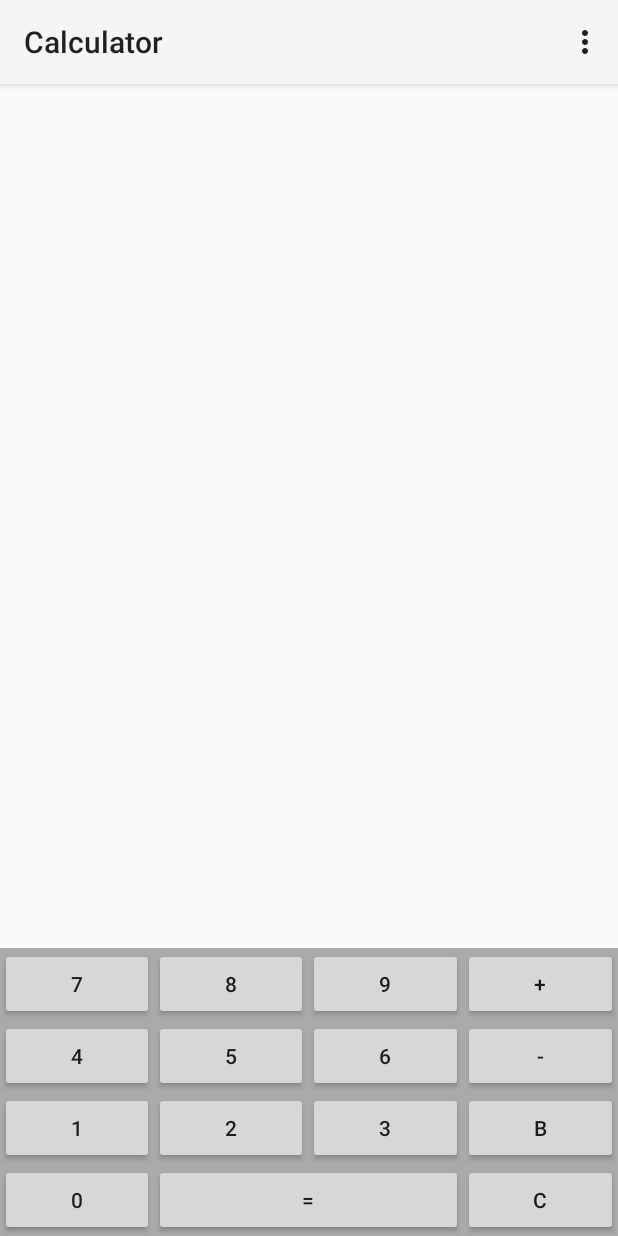
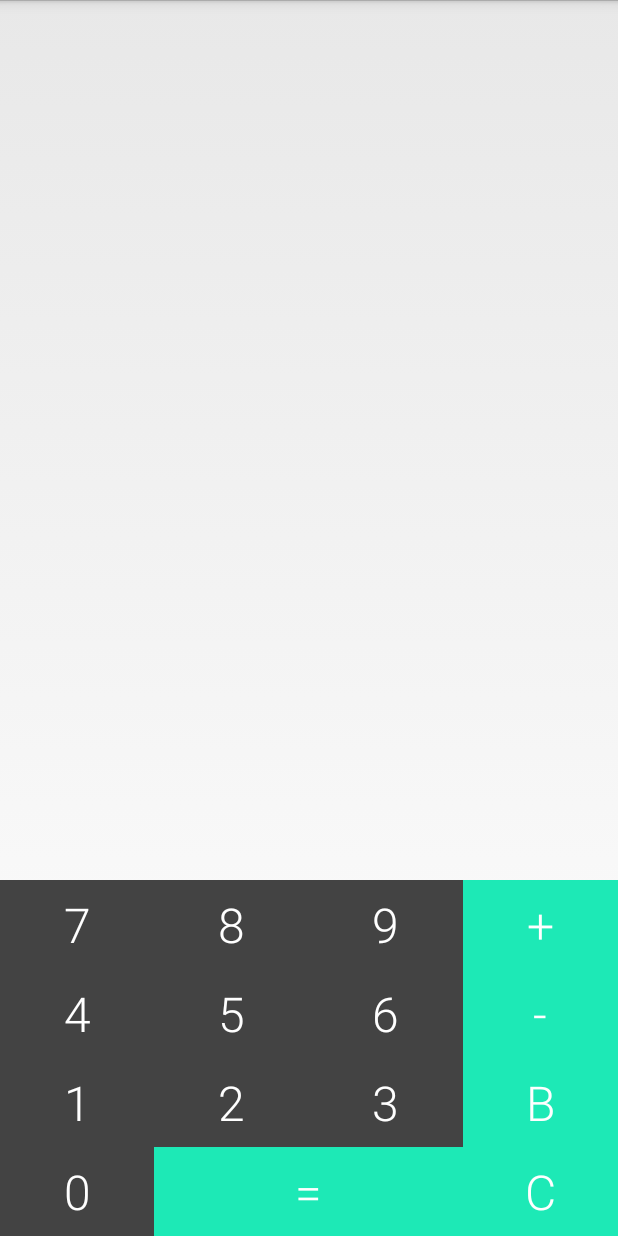
Before and after one commit to ElieGUILLAUMES/Calculator, an Android app: the screen it shows after launch (MainActivity), on a phone screen of 412 x 824 dp. Run offline under Robolectric (Android 15) with nearby library versions, the phone set to English and light mode, and no system bars.

Commit message:
design added

```diff
--- a/app/src/main/AndroidManifest.xml
+++ b/app/src/main/AndroidManifest.xml
@@ -6,10 +6,11 @@
         android:allowBackup="true"
         android:icon="@mipmap/ic_launcher"
         android:label="@string/app_name"
-        android:theme="@style/AppTheme" >
+        android:theme="@style/YourApplicationTheme">
         <activity
             android:name=".MainActivity"
-            android:label="@string/app_name" >
+            android:label="@string/app_name"
+            android:configChanges="orientation|keyboardHidden|screenSize" >
             <intent-filter>
                 <action android:name="android.intent.action.MAIN" />
 
--- /dev/null
+++ b/app/src/main/res/drawable/command_button.xml
@@ -0,0 +1,10 @@
+<?xml version="1.0" encoding="utf-8"?>
+<selector xmlns:android="http://schemas.android.com/apk/res/android">
+    <item
+        android:state_pressed="true"
+        android:state_enabled="true"
+        android:drawable="@drawable/command_button_pressed" />
+    <item
+        android:state_enabled="true"
+        android:drawable="@drawable/command_button_enabled" />
+</selector>
--- /dev/null
+++ b/app/src/main/res/drawable/command_button_enabled.xml
@@ -0,0 +1,9 @@
+<?xml version="1.0" encoding="utf-8"?>
+
+<shape xmlns:android="http://schemas.android.com/apk/res/android" android:shape="rectangle">
+    <padding android:left="8dp"
+        android:top="8dp"
+        android:right="8dp"
+        android:bottom="8dp" />
+    <solid android:color="@color/command_button" />
+</shape>
--- /dev/null
+++ b/app/src/main/res/drawable/command_button_pressed.xml
@@ -0,0 +1,9 @@
+<?xml version="1.0" encoding="utf-8"?>
+
+<shape xmlns:android="http://schemas.android.com/apk/res/android" android:shape="rectangle">
+    <padding android:left="8dp"
+        android:top="8dp"
+        android:right="8dp"
+        android:bottom="8dp" />
+    <solid android:color="@color/command_button_pressed" />
+</shape>
--- /dev/null
+++ b/app/src/main/res/drawable/number_button.xml
@@ -0,0 +1,10 @@
+<?xml version="1.0" encoding="utf-8"?>
+<selector xmlns:android="http://schemas.android.com/apk/res/android">
+    <item
+        android:state_pressed="true"
+        android:state_enabled="true"
+        android:drawable="@drawable/number_button_pressed" />
+    <item
+        android:state_enabled="true"
+        android:drawable="@drawable/number_button_enabled" />
+</selector>
--- /dev/null
+++ b/app/src/main/res/drawable/number_button_enabled.xml
@@ -0,0 +1,9 @@
+<?xml version="1.0" encoding="utf-8"?>
+
+<shape xmlns:android="http://schemas.android.com/apk/res/android" android:shape="rectangle">
+    <padding android:left="8dp"
+        android:top="8dp"
+        android:right="8dp"
+        android:bottom="8dp" />
+    <solid android:color="@color/number_button" />
+</shape>
--- /dev/null
+++ b/app/src/main/res/drawable/number_button_pressed.xml
@@ -0,0 +1,9 @@
+<?xml version="1.0" encoding="utf-8"?>
+
+<shape xmlns:android="http://schemas.android.com/apk/res/android" android:shape="rectangle">
+    <padding android:left="8dp"
+        android:top="8dp"
+        android:right="8dp"
+        android:bottom="8dp" />
+    <solid android:color="@color/number_button_pressed" />
+</shape>
--- a/app/src/main/res/layout/activity_main.xml
+++ b/app/src/main/res/layout/activity_main.xml
@@ -7,9 +7,12 @@
 
     <TextView
         android:id="@+id/resultTextView"
-        android:text=""
         android:layout_width="wrap_content"
-        android:layout_height="wrap_content" />
+        android:layout_height="wrap_content"
+        android:padding="8dp"
+        android:textSize="32sp"
+        android:layout_alignParentEnd="true"
+        android:gravity="top"/>
 
         <TableLayout
             android:id="@+id/commands"
@@ -52,7 +55,8 @@
                     android:layout_height="wrap_content"
                     android:layout_weight="1"
                     android:text="@string/add"
-                    android:onClick="appendOperator"/>
+                    android:onClick="appendOperator"
+                    style="@style/command_button"/>
 
             </TableRow>
 
@@ -88,7 +92,8 @@
                     android:layout_height="wrap_content"
                     android:layout_weight="1"
                     android:text="@string/substract"
-                    android:onClick="appendOperator"/>
+                    android:onClick="appendOperator"
+                    style="@style/command_button"/>
 
 
             </TableRow>
@@ -125,7 +130,8 @@
                     android:layout_height="wrap_content"
                     android:layout_weight="1"
                     android:text="@string/backspace"
-                    android:onClick="backspace"/>
+                    android:onClick="backspace"
+                    style="@style/command_button"/>
 
             </TableRow>
 
@@ -147,14 +153,16 @@
                     android:layout_height="wrap_content"
                     android:layout_weight="2"
                     android:text="@string/result"
-                    android:onClick="result"/>
+                    android:onClick="result"
+                    style="@style/command_button"/>
                 <Button
                     android:id="@+id/clearButton"
                     android:layout_width="0dp"
                     android:layout_height="wrap_content"
                     android:layout_weight="1"
                     android:text="@string/clear"
-                    android:onClick="clear"/>
+                    android:onClick="clear"
+                    style="@style/command_button"/>
 
             </TableRow>
 
--- /dev/null
+++ b/app/src/main/res/values/colors.xml
@@ -0,0 +1,9 @@
+<?xml version="1.0" encoding="utf-8"?>
+<resources>
+
+    <color name="number_button">#434343</color>
+    <color name="command_button">#1de9b6</color>
+    <color name="command_button_pressed">#19c69b</color>
+    <color name="number_button_pressed">#666666</color>
+
+</resources>
--- a/app/src/main/res/values/styles.xml
+++ b/app/src/main/res/values/styles.xml
@@ -5,4 +5,29 @@
         <!-- Customize your theme here. -->
     </style>
 
+    <style name="YourApplicationTheme" parent="android:Theme.Holo.Light.NoActionBar">
+        <item name="android:buttonStyle">@style/number_button</item>
+    </style>
+
+    <style name="number_button" parent="@android:style/Widget.Button">
+        <item name="android:gravity">center_vertical|center_horizontal</item>
+        <item name="android:textColor">#FFFFFFFF</item>
+        <item name="android:textSize">32sp</item>
+        <item name="android:background">@drawable/number_button</item>
+        <item name="android:focusable">true</item>
+        <item name="android:clickable">true</item>
+        <item name="android:fontFamily">sans-serif-light</item>
+    </style>
+
+    <style name="command_button" parent="@android:style/Widget.Button">
+        <item name="android:gravity">center_vertical|center_horizontal</item>
+        <item name="android:textColor">#FFFFFFFF</item>
+        <item name="android:textSize">32sp</item>
+        <item name="android:background">@drawable/command_button</item>
+        <item name="android:focusable">true</item>
+        <item name="android:clickable">true</item>
+        <item name="android:fontFamily">sans-serif-light</item>
+    </style>
+
+
 </resources>
```
Also changed, not shown: app/src/main/res/mipmap-hdpi/ic_launcher.png, app/src/main/res/mipmap-mdpi/ic_launcher.png, app/src/main/res/mipmap-xhdpi/ic_launcher.png, app/src/main/res/mipmap-xxhdpi/ic_launcher.png.
